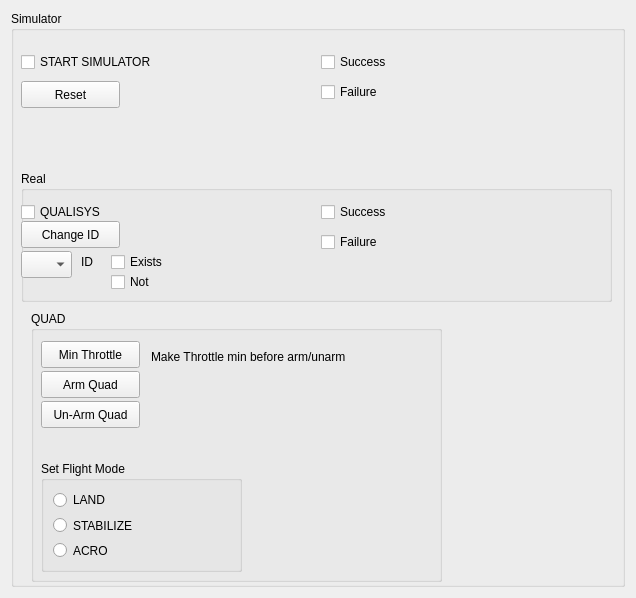
Old version of the form gui/src/gui/saver_mavros.ui in the repository roussePaul/quadcoptersSML.
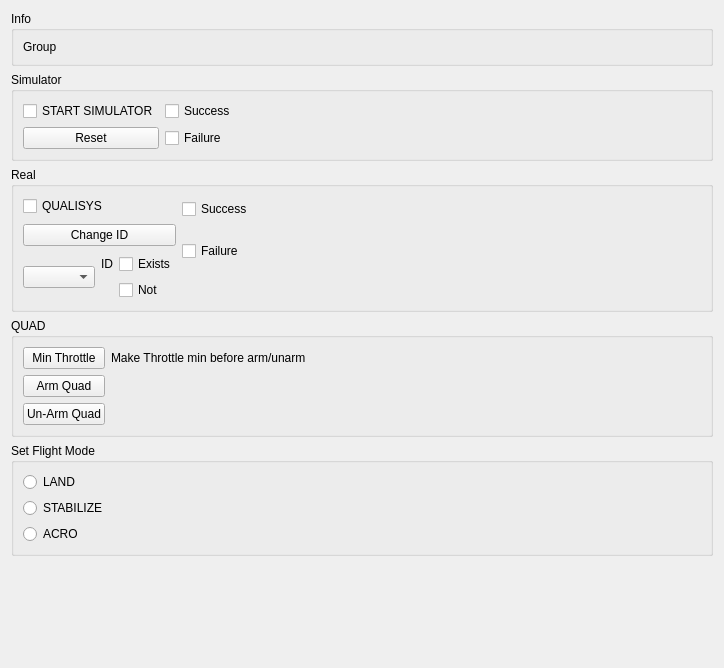
New version of the form.

The edit to the form file:
```diff
--- a/gui/src/gui/saver_mavros.ui
+++ b/gui/src/gui/saver_mavros.ui
@@ -6,8 +6,8 @@
    <rect>
     <x>0</x>
     <y>0</y>
-    <width>636</width>
-    <height>598</height>
+    <width>724</width>
+    <height>668</height>
    </rect>
   </property>
   <property name="windowTitle">
@@ -16,270 +16,218 @@
   <property name="styleSheet">
    <string notr="true"/>
   </property>
-  <layout class="QGridLayout" name="gridLayout">
+  <layout class="QVBoxLayout" name="verticalLayout_2">
+   <item>
+    <widget class="QGroupBox" name="groupBox_4">
+     <property name="title">
+      <string>Info</string>
+     </property>
+     <layout class="QGridLayout" name="gridLayout_5">
    <item row="0" column="0">
+       <widget class="QLabel" name="groupInfo">
+        <property name="text">
+         <string>Group</string>
+        </property>
+       </widget>
+      </item>
+     </layout>
+    </widget>
+   </item>
+   <item>
     <widget class="QGroupBox" name="groupBox">
      <property name="title">
       <string>Simulator</string>
      </property>
+     <layout class="QGridLayout" name="gridLayout">
+      <item row="0" column="0">
      <widget class="QCheckBox" name="ButtonSTART_SIM">
-      <property name="geometry">
-       <rect>
-        <x>10</x>
-        <y>40</y>
-        <width>306</width>
-        <height>22</height>
-       </rect>
-      </property>
       <property name="text">
        <string>START SIMULATOR</string>
       </property>
      </widget>
+      </item>
+      <item row="0" column="1">
      <widget class="QCheckBox" name="SimulatorSuccess">
-      <property name="geometry">
-       <rect>
-        <x>310</x>
-        <y>40</y>
-        <width>306</width>
-        <height>22</height>
-       </rect>
-      </property>
       <property name="text">
        <string>Success</string>
       </property>
      </widget>
+      </item>
+      <item row="1" column="0">
+       <widget class="QPushButton" name="ResetSimulator">
+        <property name="text">
+         <string>Reset</string>
+        </property>
+       </widget>
+      </item>
+      <item row="1" column="1">
      <widget class="QCheckBox" name="SimulatorFailure">
-      <property name="geometry">
-       <rect>
-        <x>310</x>
-        <y>70</y>
-        <width>97</width>
-        <height>22</height>
-       </rect>
-      </property>
       <property name="text">
        <string>Failure</string>
       </property>
      </widget>
+      </item>
+      <item row="0" column="2">
+       <spacer name="horizontalSpacer">
+        <property name="orientation">
+         <enum>Qt::Horizontal</enum>
+        </property>
+        <property name="sizeHint" stdset="0">
+         <size>
+          <width>40</width>
+          <height>20</height>
+         </size>
+        </property>
+       </spacer>
+      </item>
+     </layout>
+    </widget>
+   </item>
+   <item>
      <widget class="QGroupBox" name="groupBox_2">
-      <property name="geometry">
-       <rect>
-        <x>10</x>
-        <y>160</y>
-        <width>591</width>
-        <height>131</height>
-       </rect>
-      </property>
       <property name="title">
        <string>Real</string>
       </property>
+     <layout class="QGridLayout" name="gridLayout_2">
+      <item row="0" column="0" colspan="3">
       <widget class="QCheckBox" name="Qualisys">
-       <property name="geometry">
-        <rect>
-         <x>0</x>
-         <y>30</y>
-         <width>97</width>
-         <height>22</height>
-        </rect>
-       </property>
        <property name="text">
         <string>QUALISYS</string>
        </property>
       </widget>
+      </item>
+      <item row="0" column="3" rowspan="2">
       <widget class="QCheckBox" name="QualisysSuccess">
-       <property name="geometry">
-        <rect>
-         <x>300</x>
-         <y>30</y>
-         <width>97</width>
-         <height>22</height>
-        </rect>
-       </property>
        <property name="text">
         <string>Success</string>
        </property>
       </widget>
-      <widget class="QCheckBox" name="QualisysFailure">
-       <property name="geometry">
-        <rect>
-         <x>300</x>
-         <y>60</y>
-         <width>97</width>
-         <height>22</height>
-        </rect>
-       </property>
+      </item>
+      <item row="1" column="0" rowspan="2" colspan="3">
+       <widget class="QPushButton" name="changeID">
        <property name="text">
-        <string>Failure</string>
-       </property>
-      </widget>
+         <string>Change ID</string>
+        </property>
+       </widget>
+      </item>
+      <item row="3" column="1">
       <widget class="QLabel" name="label">
-       <property name="geometry">
-        <rect>
-         <x>60</x>
-         <y>80</y>
-         <width>91</width>
-         <height>21</height>
-        </rect>
-       </property>
        <property name="text">
         <string>ID</string>
        </property>
       </widget>
+      </item>
+      <item row="3" column="0" rowspan="2">
+       <widget class="QComboBox" name="MocapID"/>
+      </item>
+      <item row="3" column="2">
       <widget class="QCheckBox" name="Exists">
-       <property name="geometry">
-        <rect>
-         <x>90</x>
-         <y>80</y>
-         <width>97</width>
-         <height>22</height>
-        </rect>
-       </property>
        <property name="text">
         <string>Exists</string>
        </property>
       </widget>
+      </item>
+      <item row="2" column="4">
+       <spacer name="horizontalSpacer_2">
+        <property name="orientation">
+         <enum>Qt::Horizontal</enum>
+        </property>
+        <property name="sizeHint" stdset="0">
+         <size>
+          <width>40</width>
+          <height>20</height>
+         </size>
+        </property>
+       </spacer>
+      </item>
+      <item row="4" column="2">
       <widget class="QCheckBox" name="ExistsNot">
-       <property name="geometry">
-        <rect>
-         <x>90</x>
-         <y>100</y>
-         <width>97</width>
-         <height>22</height>
-        </rect>
-       </property>
        <property name="text">
         <string>Not</string>
        </property>
       </widget>
-      <widget class="QPushButton" name="changeID">
-       <property name="geometry">
-        <rect>
-         <x>0</x>
-         <y>50</y>
-         <width>99</width>
-         <height>27</height>
-        </rect>
-       </property>
+      </item>
+      <item row="2" column="3" rowspan="2">
+       <widget class="QCheckBox" name="QualisysFailure">
        <property name="text">
-        <string>Change ID</string>
-       </property>
-      </widget>
-      <widget class="QComboBox" name="MocapID">
-       <property name="geometry">
-        <rect>
-         <x>0</x>
-         <y>80</y>
-         <width>51</width>
-         <height>27</height>
-        </rect>
-       </property>
-      </widget>
-     </widget>
-     <widget class="QPushButton" name="ResetSimulator">
-      <property name="geometry">
-       <rect>
-        <x>10</x>
-        <y>70</y>
-        <width>99</width>
-        <height>27</height>
-       </rect>
-      </property>
-      <property name="text">
-       <string>Reset</string>
-      </property>
-     </widget>
+         <string>Failure</string>
+        </property>
+       </widget>
+      </item>
+     </layout>
+    </widget>
+   </item>
+   <item>
      <widget class="QGroupBox" name="groupBox_3">
-      <property name="geometry">
-       <rect>
-        <x>20</x>
-        <y>300</y>
-        <width>411</width>
-        <height>271</height>
-       </rect>
-      </property>
       <property name="title">
        <string>QUAD</string>
       </property>
+     <layout class="QGridLayout" name="gridLayout_3">
+      <item row="0" column="1">
+       <widget class="QLabel" name="label_3">
+        <property name="text">
+         <string>Make Throttle min before arm/unarm</string>
+        </property>
+       </widget>
+      </item>
+      <item row="1" column="0">
       <widget class="QPushButton" name="ArmQuad">
-       <property name="geometry">
-        <rect>
-         <x>10</x>
-         <y>60</y>
-         <width>99</width>
-         <height>27</height>
-        </rect>
-       </property>
        <property name="text">
         <string>Arm Quad</string>
        </property>
       </widget>
+      </item>
+      <item row="2" column="0">
       <widget class="QPushButton" name="UnArmQuad">
-       <property name="geometry">
-        <rect>
-         <x>10</x>
-         <y>90</y>
-         <width>99</width>
-         <height>27</height>
-        </rect>
-       </property>
        <property name="text">
         <string>Un-Arm Quad</string>
        </property>
       </widget>
-      <widget class="QLabel" name="label_3">
-       <property name="geometry">
-        <rect>
-         <x>120</x>
-         <y>30</y>
-         <width>271</width>
-         <height>31</height>
-        </rect>
-       </property>
-       <property name="text">
-        <string>Make Throttle min before arm/unarm</string>
-       </property>
-      </widget>
+      </item>
+      <item row="0" column="0">
       <widget class="QPushButton" name="MinThrottle">
-       <property name="geometry">
-        <rect>
-         <x>10</x>
-         <y>30</y>
-         <width>99</width>
-         <height>27</height>
-        </rect>
-       </property>
        <property name="text">
         <string>Min Throttle</string>
        </property>
       </widget>
+      </item>
+      <item row="0" column="2">
+       <spacer name="horizontalSpacer_3">
+        <property name="orientation">
+         <enum>Qt::Horizontal</enum>
+        </property>
+        <property name="sizeHint" stdset="0">
+         <size>
+          <width>40</width>
+          <height>20</height>
+         </size>
+        </property>
+       </spacer>
+      </item>
+     </layout>
+    </widget>
+   </item>
+   <item>
       <widget class="QGroupBox" name="ModeGroup">
-       <property name="geometry">
-        <rect>
-         <x>10</x>
-         <y>150</y>
-         <width>201</width>
-         <height>111</height>
-        </rect>
-       </property>
        <property name="title">
         <string>Set Flight Mode</string>
        </property>
-       <layout class="QVBoxLayout" name="verticalLayout">
-        <item>
+     <layout class="QGridLayout" name="gridLayout_4">
+      <item row="0" column="0">
          <widget class="QRadioButton" name="ModeLAND">
           <property name="text">
            <string>LAND</string>
           </property>
          </widget>
         </item>
-        <item>
+      <item row="1" column="0">
          <widget class="QRadioButton" name="ModeSTABILIZE">
           <property name="text">
            <string>STABILIZE</string>
           </property>
          </widget>
         </item>
-        <item>
+      <item row="2" column="0">
          <widget class="QRadioButton" name="ModeACRO">
           <property name="text">
            <string>ACRO</string>
@@ -288,8 +236,19 @@
         </item>
        </layout>
       </widget>
-     </widget>
-    </widget>
+   </item>
+   <item>
+    <spacer name="verticalSpacer">
+     <property name="orientation">
+      <enum>Qt::Vertical</enum>
+     </property>
+     <property name="sizeHint" stdset="0">
+      <size>
+       <width>20</width>
+       <height>40</height>
+      </size>
+     </property>
+    </spacer>
    </item>
   </layout>
  </widget>
```
Lines whose indentation alone changed are shown as unchanged.
